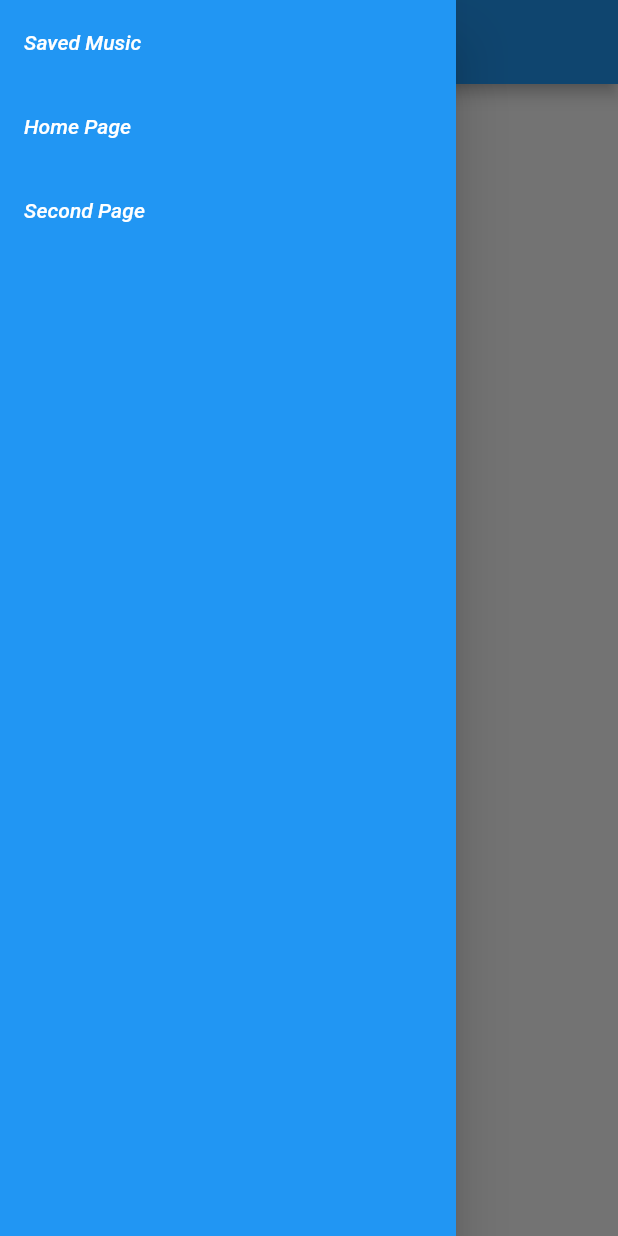
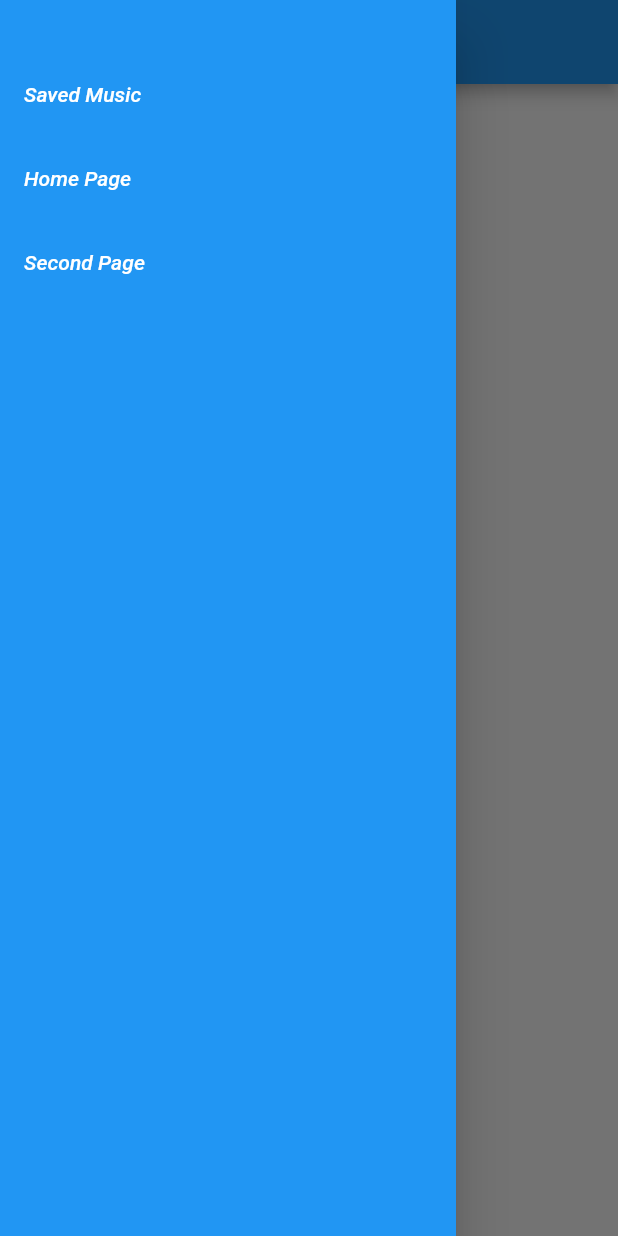
Before and after one commit to NikoKalbitzer/club_companion, a Flutter app: the SavedMusicPage screen opened directly with empty values, with the side drawer open, on a phone screen of 412 x 824 dp. Run offline on Flutter 3.47's test engine with Material 2 defaults, Android fonts, the light colour scheme and no system bars; our stand-ins replace bloc, flutter_bloc; missing offline and left inert: flutter_acrcloud, shake.

```diff
--- a/lib/cubit/page_state.dart
+++ b/lib/cubit/page_state.dart
@@ -11,5 +11,8 @@ class SecondPageState extends PageState {
 }
 
 class SavedMusicPageState extends PageState {
-  List<MusicEntry> savedMusic = [MusicEntry("Metallica", "Enter Sandman")];
+  List<MusicEntry> savedMusic = [
+    MusicEntry("Metallica", "Enter Sandman"),
+    MusicEntry("The Animals", "House of the Rising Sun")
+  ];
 }
--- a/lib/nav_bar.dart
+++ b/lib/nav_bar.dart
@@ -12,7 +12,7 @@ class NavBar extends StatelessWidget {
         child: Material(
       color: Colors.blue,
       child: ListView(
-        padding: EdgeInsets.zero,
+        padding: EdgeInsets.only(top: 35.0),
         children: [
           ListTile(
               tileColor: Colors.blue,
--- a/pubspec.yaml
+++ b/pubspec.yaml
@@ -37,6 +37,7 @@ dependencies:
   bloc: ^7.2.1
   flutter_bloc: ^7.3.3
   shake: ^2.0.0
+  flutter_acrcloud: ^0.1.4
 
 dev_dependencies:
   flutter_test:
```
Also changed, not shown: lib/pages.dart (+31 -6 lines), 1 other file.
